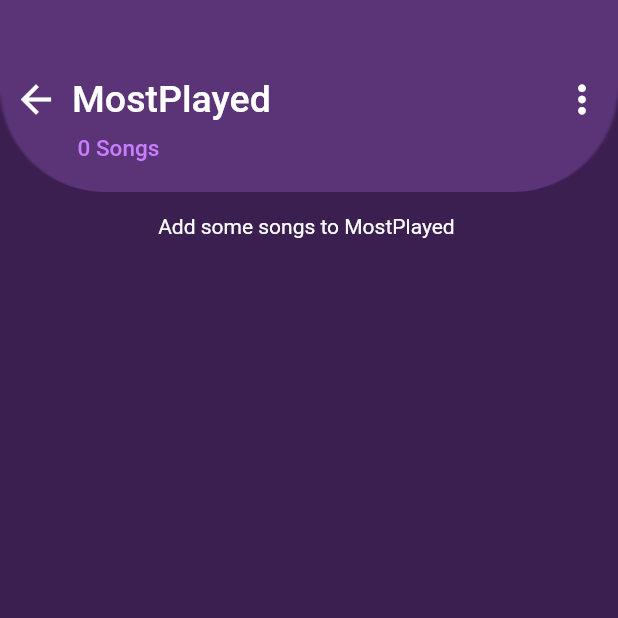
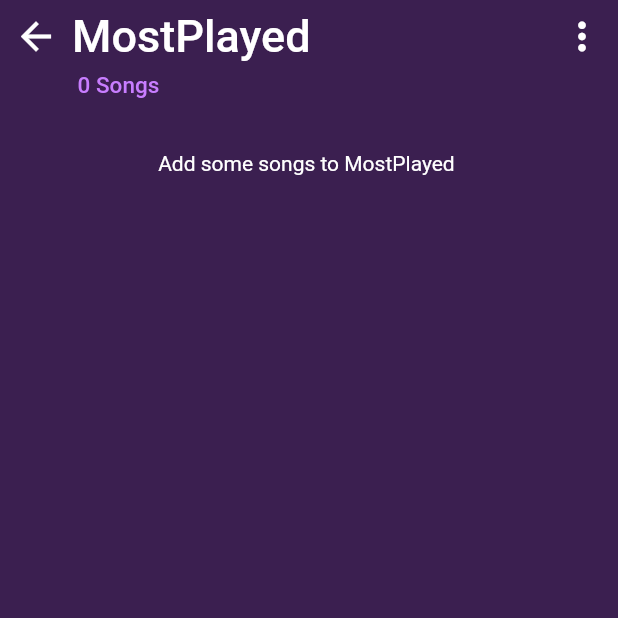
Before and after one commit to mvharikrishnan/Nirvana_Music_Player, a Flutter app: the screen it shows after launch, after a tap on "Most Played Songs", on a phone screen of 412 x 824 dp, the top half of it. Run offline on Flutter 3.47's test engine with Material 2 defaults, Android fonts, the phone set to English and light mode, and no system bars; our stand-ins replace animated_text_kit, assets_audio_player, audio_video_progress_bar, hive, hive_flutter, marquee and 3 more; accounts and stored records are empty.

```diff
--- a/lib/screens/playlistViewingScreen.dart
+++ b/lib/screens/playlistViewingScreen.dart
@@ -27,18 +27,10 @@ class PlaylistViewingScreen extends StatelessWidget {
   Widget build(BuildContext context) {
     return Scaffold(
       backgroundColor: Color(0xFF3B1F50),
-      body: Column(
+      body: SafeArea(
+        child: Column(
           children: [
-          Container(
-            height: 128,
-            width: double.infinity,
-            decoration: BoxDecoration(
-                borderRadius: BorderRadius.only(
-                  bottomLeft: const Radius.circular(70),
-                  bottomRight: const Radius.circular(70),
-                ),
-                color: Color.fromARGB(113, 130, 78, 167)),
-            child: BackdropFilter(
+            BackdropFilter(
               filter: ImageFilter.blur(sigmaX: 1.0),
               child: Container(
                 decoration: BoxDecoration(color: Colors.white.withOpacity(0.0)),
@@ -67,7 +59,7 @@ class PlaylistViewingScreen extends StatelessWidget {
                               playlistName,
                                 style: TextStyle(
                                     color: Colors.white,
-                                    fontSize: 25,
+                                    fontSize: 30,
                                     fontWeight: FontWeight.w500),
                               ),
                             ],
@@ -97,7 +89,6 @@ class PlaylistViewingScreen extends StatelessWidget {
                         ),
                       )
                     ],
-                  ),
                   ),
                 ),
               ),
@@ -146,6 +137,7 @@ class PlaylistViewingScreen extends StatelessWidget {
             )
           ],
         ),
+      ),
     );
   }
 }
--- a/lib/screens/profieScreen.dart
+++ b/lib/screens/profieScreen.dart
@@ -1,4 +1,3 @@
-import 'package:flutter/cupertino.dart';
 import 'package:flutter/material.dart';
 // import 'package:flutter/src/foundation/key.dart';
 // import 'package:flutter/src/widgets/framework.dart';
@@ -38,7 +37,8 @@ class ProfileScreen extends StatelessWidget {
                   IconButton(
                     onPressed: () {
                       //navigate to settings screen
-                      Navigator.of(context).push(MaterialPageRoute(builder: (ctx)=>SettingsScreen()));
+                      Navigator.of(context).push(MaterialPageRoute(
+                          builder: (ctx) => SettingsScreen()));
                     },
                     icon: Icon(
                       Icons.settings,
```
Also changed, not shown: lib/Functions/usingFunctions.dart (+7 -4 lines), lib/screens/addPlaylist.dart (+3 -6 lines), lib/screens/songPlayScreen.dart (+4 -21 lines). Lines whose indentation alone changed are shown as unchanged.
